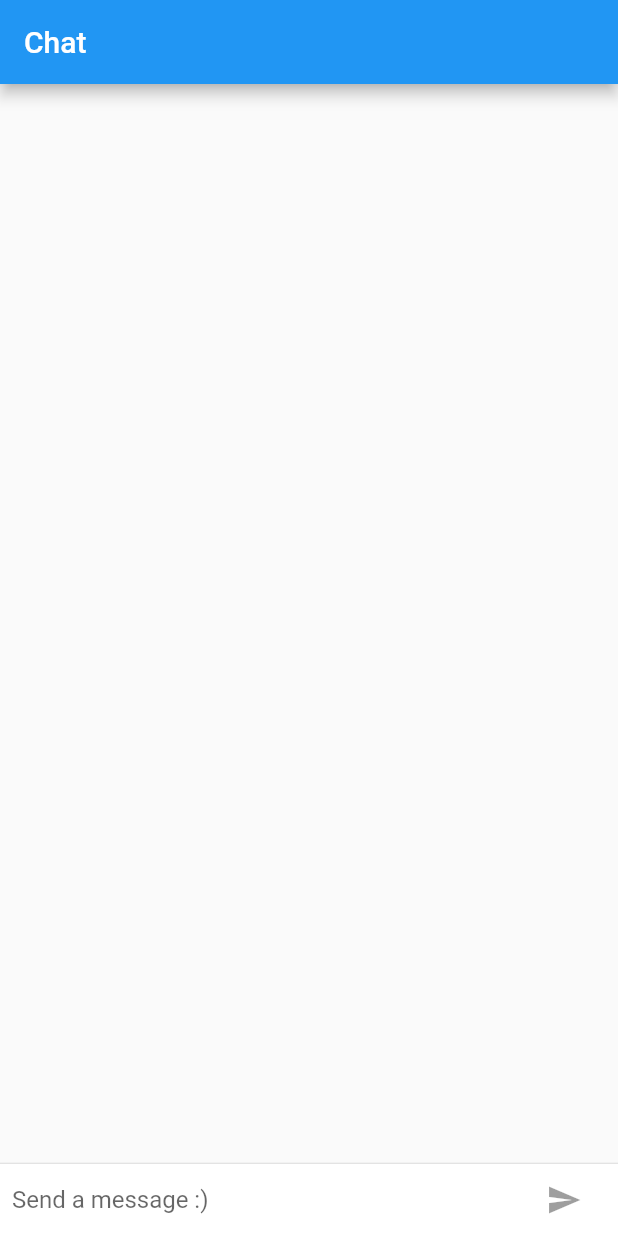
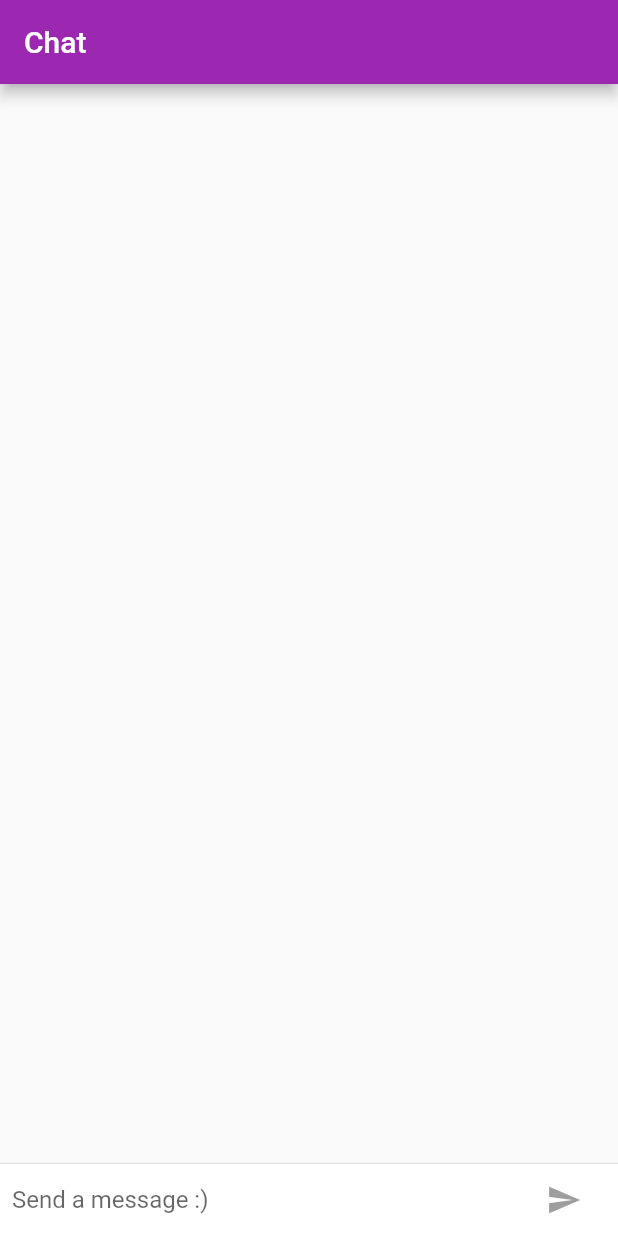
Before and after one commit to agileup/flutter-codelabs, a Flutter app: the screen it shows after launch, on a phone screen of 412 x 824 dp. Run offline on Flutter 3.47's test engine with Material 2 defaults, Android fonts, the phone set to English and light mode, and no system bars.

Commit message:
feat(): apply different theme to each platform

```diff
--- a/lib/main.dart
+++ b/lib/main.dart
@@ -1,14 +1,30 @@
 import 'package:flutter/material.dart';
+import 'package:flutter/foundation.dart';
+import 'package:flutter/cupertino.dart';
+
+final ThemeData kIOSTheme = new ThemeData(
+  primarySwatch: Colors.orange,
+  primaryColor: Colors.grey[100],
+  primaryColorBrightness: Brightness.light,
+);
+
+final ThemeData kDefaultTheme = new ThemeData(
+  primarySwatch: Colors.purple,
+  accentColor: Colors.orangeAccent[400],
+);
 
 void main() {
-  runApp(new FriendlychatApp());
+  runApp(new FriendlyChatApp());
 }
 
-class FriendlychatApp extends StatelessWidget {
+class FriendlyChatApp extends StatelessWidget {
   @override
   Widget build(BuildContext context) {
     return new MaterialApp(
       title: "FriendlyChat",
+      theme: defaultTargetPlatform == TargetPlatform.iOS
+        ? kIOSTheme
+        : kDefaultTheme,
       home: new ChatScreen(),
     );
   }
@@ -94,7 +110,14 @@ class ChatScreenState extends State<ChatScreen> with TickerProviderStateMixin {
             ),
             new Container(
               margin: new EdgeInsets.symmetric(horizontal: 4.0),
-              child: new IconButton(
+              child: Theme.of(context).platform == TargetPlatform.iOS
+                ? new CupertinoButton(
+                  child: Text("Send"),
+                  onPressed: _isComposing
+                    ? () => _handleSubmitted(_textController.text)
+                    : null,
+                )
+                : new IconButton(
                   icon: new Icon(Icons.send),
                   onPressed: _isComposing
                     ? () => _handleSubmitted(_textController.text)
@@ -130,8 +153,10 @@ class ChatScreenState extends State<ChatScreen> with TickerProviderStateMixin {
     return new Scaffold(
       appBar: new AppBar(
         title: new Text("Chat"),
+        elevation: Theme.of(context).platform == TargetPlatform.iOS ? 0.0 : 4.0,
       ),
-      body: new Column(
+      body: new Container(
+        child: new Column(
           children: <Widget>[
             new Flexible(
               child: new ListView.builder(
@@ -152,6 +177,14 @@ class ChatScreenState extends State<ChatScreen> with TickerProviderStateMixin {
             ),
           ],
         ),
+        decoration: Theme.of(context).platform == TargetPlatform.iOS
+          ? new BoxDecoration(
+            border: Border(
+              top: BorderSide(color: Colors.grey[200]),
+            ),
+          )
+          : null,
+      ),
     );
   }
 
```
Lines whose indentation alone changed are shown as unchanged.
